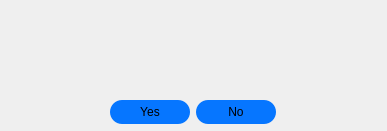
Qt form yesnodialog.ui (Reynardd/MoonMessenger_TheDebuggingDudes_1) before a commit.
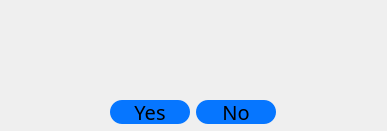
The same form after that commit.

Commit message: yesnodialog design edited

The edit to the form file:
```diff
--- a/yesnodialog.ui
+++ b/yesnodialog.ui
@@ -31,6 +31,12 @@
       <height>24</height>
      </rect>
     </property>
+    <property name="font">
+     <font>
+      <family>Kohinoor Bangla</family>
+      <pointsize>15</pointsize>
+     </font>
+    </property>
     <property name="styleSheet">
      <string notr="true">
 QPushButton {
@@ -97,6 +103,12 @@
       <height>24</height>
      </rect>
     </property>
+    <property name="font">
+     <font>
+      <family>Kohinoor Bangla</family>
+      <pointsize>15</pointsize>
+     </font>
+    </property>
     <property name="styleSheet">
      <string notr="true">
 QPushButton {
```
Left out of the diff: 1 changed line with no effect on the pictures.
